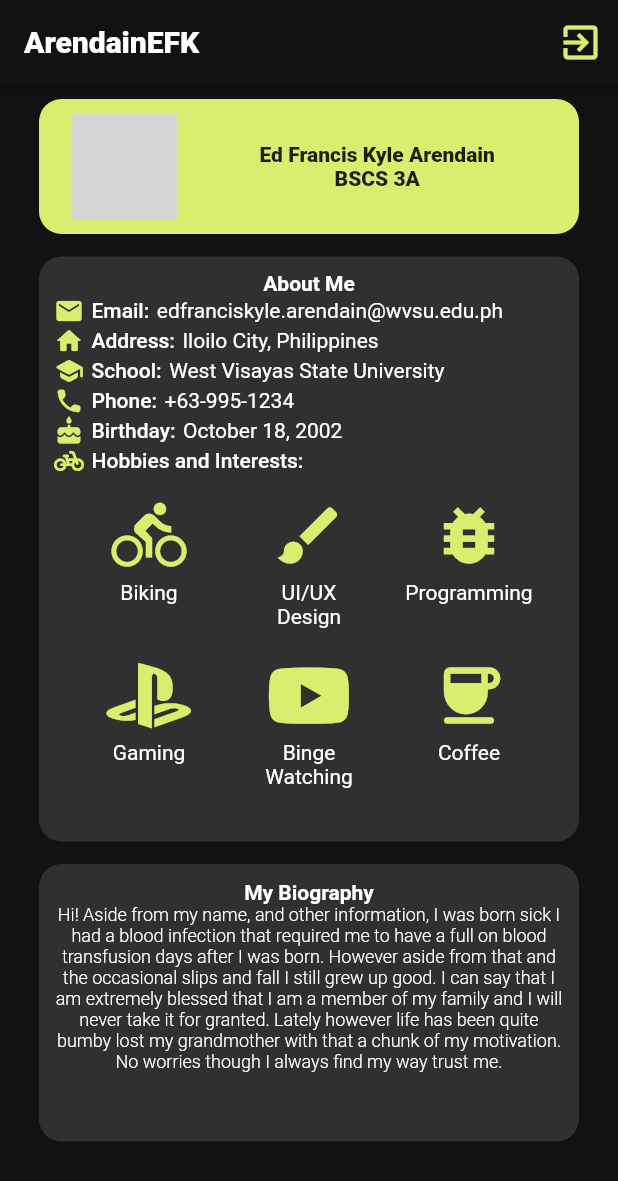
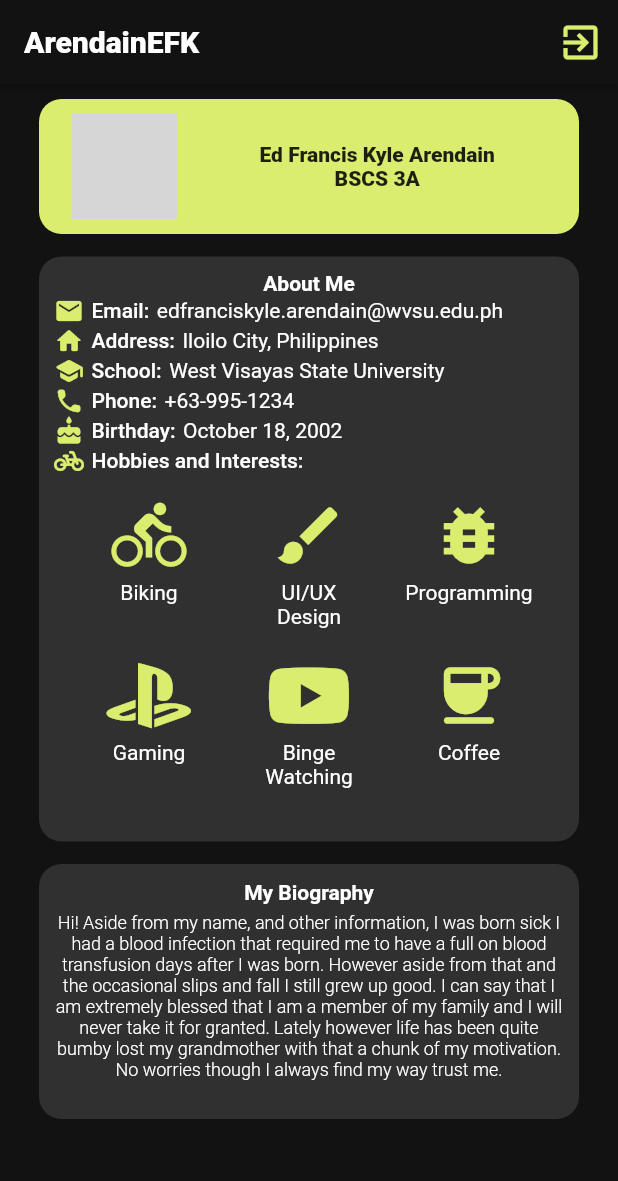
Before and after one commit to ArendainEFK/arendain_cc206_assignments, a Flutter app: the screen it shows after launch, on a phone screen of 412 x 824 dp. Shown: the top 1181 px of the screen. Run offline on Flutter 3.47's test engine with Material 2 defaults, Android fonts, the phone set to English and light mode, and no system bars; our stand-ins replace font_awesome_flutter; network calls fail; Roboto replaces fonts that are missing (Outfit, Readex Pro); grey boxes are pictures that could not be loaded.

Commit message:
Homepage Update

```diff
--- a/lib/homepage.dart
+++ b/lib/homepage.dart
@@ -14,8 +14,7 @@ class _HomePageWidgetState extends State<HomePageWidget> {
 
   @override
   Widget build(BuildContext context) {
-    return GestureDetector(
-      child: Scaffold(
+    return Scaffold(
       key: scaffoldKey,
       backgroundColor: const Color(0xFF121212),
       appBar: AppBar(
@@ -45,8 +44,7 @@ class _HomePageWidgetState extends State<HomePageWidget> {
         centerTitle: false,
         elevation: 2,
       ),
-        body: SafeArea(
-          top: true,
+      body: SingleChildScrollView(
         child: Padding(
           padding: const EdgeInsetsDirectional.fromSTEB(15, 10, 15, 0),
           child: Column(
@@ -206,8 +204,8 @@ class _HomePageWidgetState extends State<HomePageWidget> {
                             Align(
                               alignment: AlignmentDirectional(0.00, 0.00),
                               child: Padding(
-                                  padding: EdgeInsetsDirectional.fromSTEB(
-                                      5, 0, 0, 0),
+                                padding:
+                                    EdgeInsetsDirectional.fromSTEB(5, 0, 0, 0),
                                 child: Text(
                                   'Iloilo City, Philippines',
                                   style: TextStyle(
@@ -499,7 +497,7 @@ class _HomePageWidgetState extends State<HomePageWidget> {
                   padding: const EdgeInsetsDirectional.fromSTEB(0, 15, 0, 0),
                   child: Container(
                     width: 360,
-                      height: 185,
+                    height: 170,
                     decoration: BoxDecoration(
                       color: const Color(0xFF303030),
                       borderRadius: BorderRadius.circular(15),
@@ -526,7 +524,9 @@ class _HomePageWidgetState extends State<HomePageWidget> {
                               ),
                             ],
                           ),
-                            Wrap(
+                          Padding(
+                            padding: EdgeInsetsDirectional.fromSTEB(0, 5, 0, 0),
+                            child: Wrap(
                               spacing: 0,
                               runSpacing: 0,
                               alignment: WrapAlignment.start,
@@ -548,6 +548,7 @@ class _HomePageWidgetState extends State<HomePageWidget> {
                                 ),
                               ],
                             ),
+                          ),
                         ],
                       ),
                     ),
@@ -558,7 +559,6 @@ class _HomePageWidgetState extends State<HomePageWidget> {
           ),
         ),
       ),
-      ),
     );
   }
 }
```
Also changed, not shown: 1 other file. Lines whose indentation alone changed are shown as unchanged.
